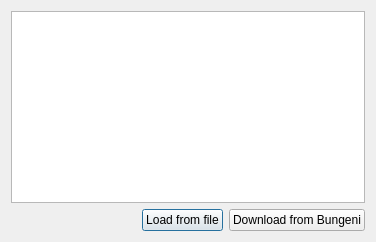
kohsah/bungeni-transcriber, file trunk/src/ui/personsWidget.ui: the form before one commit.
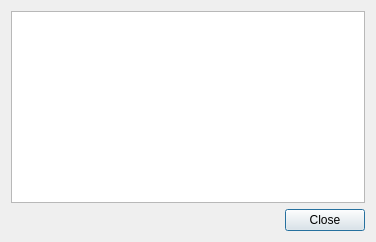
The form after the commit.

Commit message: Reworked agenda item handling. Removed used menus and buttons.

The edit to the form file:
```diff
--- a/trunk/src/ui/personsWidget.ui
+++ b/trunk/src/ui/personsWidget.ui
@@ -17,16 +17,9 @@
    <item>
     <layout class="QGridLayout" name="gridLayout">
      <item row="1" column="1">
-      <widget class="QPushButton" name="openFileButton">
+      <widget class="QPushButton" name="closeButton">
        <property name="text">
-        <string>Load from file</string>
-       </property>
-      </widget>
-     </item>
-     <item row="1" column="2">
-      <widget class="QPushButton" name="downloadButton">
-       <property name="text">
-        <string>Download from Bungeni</string>
+        <string>Close</string>
        </property>
       </widget>
      </item>
@@ -43,7 +36,7 @@
        </property>
       </spacer>
      </item>
-     <item row="0" column="0" colspan="3">
+     <item row="0" column="0" colspan="2">
       <widget class="QTableView" name="personsTable">
        <property name="sizePolicy">
         <sizepolicy hsizetype="Expanding" vsizetype="Expanding">
```
The commit also changes 12 other files.
